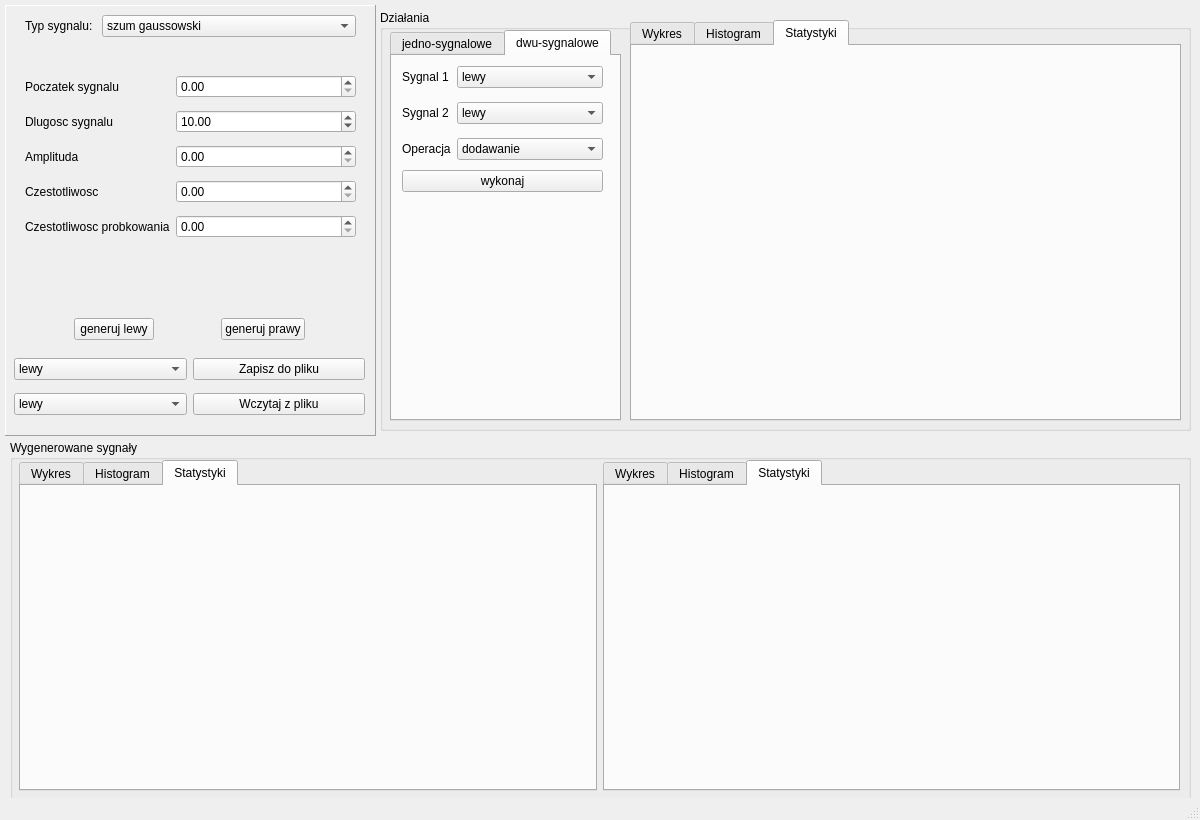
The window that gui/gui_design.ui (kwisnia/sygnaly) describes before a commit, drawn with Qt 5.
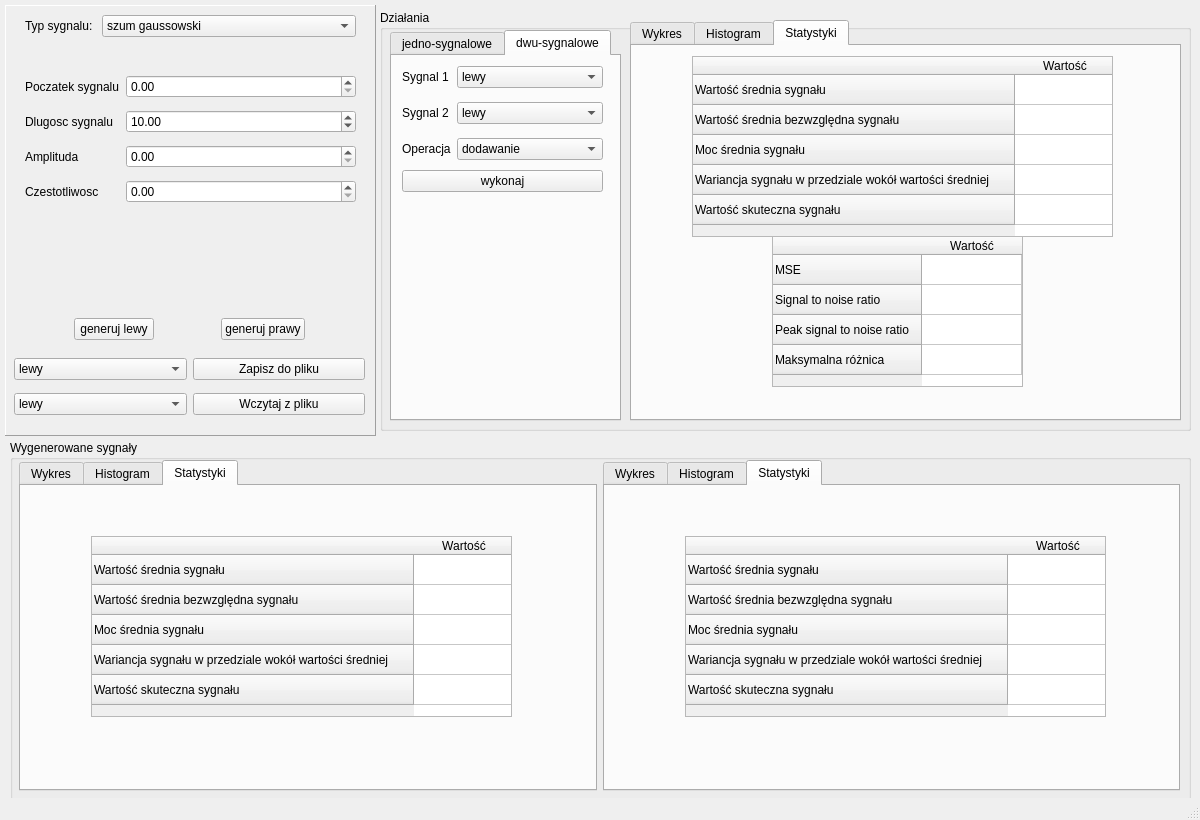
The same window after the commit. The open tabs and pages were chosen to show the change.

Patch:
```diff
--- a/gui/gui_design.ui
+++ b/gui/gui_design.ui
@@ -459,20 +459,6 @@
           </property>
          </widget>
         </item>
-        <item row="4" column="0">
-         <widget class="QLabel" name="czestotliwoscProbkowaniaLabel_3">
-          <property name="text">
-           <string>Czestotliwosc probkowania</string>
-          </property>
-         </widget>
-        </item>
-        <item row="4" column="1">
-         <widget class="QDoubleSpinBox" name="czestotliwoscProbkowaniaDoubleSpinBox_3">
-          <property name="maximum">
-           <double>100000.000000000000000</double>
-          </property>
-         </widget>
-        </item>
        </layout>
       </widget>
      </widget>
@@ -1322,61 +1308,6 @@
       </rect>
      </property>
      <layout class="QGridLayout" name="wygenerowaneLayout">
-      <item row="0" column="2">
-       <widget class="QTabWidget" name="prawyWygenerowaneTab">
-        <property name="currentIndex">
-         <number>2</number>
-        </property>
-        <widget class="QWidget" name="wykresPrawyWygenerowaneTab">
-         <attribute name="title">
-          <string>Wykres</string>
-         </attribute>
-         <widget class="QWidget" name="verticalLayoutWidget_8">
-          <property name="geometry">
-           <rect>
-            <x>10</x>
-            <y>10</y>
-            <width>551</width>
-            <height>291</height>
-           </rect>
-          </property>
-          <layout class="QVBoxLayout" name="wykresPrawyLayout"/>
-         </widget>
-        </widget>
-        <widget class="QWidget" name="histogramPrawyWygenerowaneTab">
-         <attribute name="title">
-          <string>Histogram</string>
-         </attribute>
-         <widget class="QWidget" name="verticalLayoutWidget_7">
-          <property name="geometry">
-           <rect>
-            <x>10</x>
-            <y>10</y>
-            <width>551</width>
-            <height>291</height>
-           </rect>
-          </property>
-          <layout class="QVBoxLayout" name="histogramPrawyLayout"/>
-         </widget>
-        </widget>
-        <widget class="QWidget" name="statystykiPrawyWygenerowaneTab">
-         <attribute name="title">
-          <string>Statystyki</string>
-         </attribute>
-         <widget class="QWidget" name="verticalLayoutWidget_4">
-          <property name="geometry">
-           <rect>
-            <x>10</x>
-            <y>10</y>
-            <width>551</width>
-            <height>291</height>
-           </rect>
-          </property>
-          <layout class="QVBoxLayout" name="statystykiPrawyLayout"/>
-         </widget>
-        </widget>
-       </widget>
-      </item>
       <item row="0" column="1">
        <widget class="QTabWidget" name="lewyWygenerowaneTab">
         <property name="currentIndex">
@@ -1425,16 +1356,177 @@
          <widget class="QWidget" name="verticalLayoutWidget_6">
           <property name="geometry">
            <rect>
-            <x>10</x>
-            <y>10</y>
-            <width>551</width>
-            <height>291</height>
+            <x>70</x>
+            <y>50</y>
+            <width>421</width>
+            <height>181</height>
            </rect>
           </property>
           <layout class="QVBoxLayout" name="statystykiLewyLayout">
-           <property name="spacing">
-            <number>0</number>
-           </property>
+           <item>
+            <widget class="QTableWidget" name="statystykiLewyWidget">
+             <row>
+              <property name="text">
+               <string>Wartość średnia sygnału</string>
+              </property>
+             </row>
+             <row>
+              <property name="text">
+               <string>Wartość średnia bezwzględna sygnału</string>
+              </property>
+             </row>
+             <row>
+              <property name="text">
+               <string>Moc średnia sygnału</string>
+              </property>
+             </row>
+             <row>
+              <property name="text">
+               <string>Wariancja sygnału w przedziale wokół wartości średniej</string>
+              </property>
+             </row>
+             <row>
+              <property name="text">
+               <string>Wartość skuteczna sygnału</string>
+              </property>
+             </row>
+             <column>
+              <property name="text">
+               <string>Wartość</string>
+              </property>
+             </column>
+             <item row="0" column="0">
+              <property name="text">
+               <string/>
+              </property>
+             </item>
+             <item row="1" column="0">
+              <property name="text">
+               <string/>
+              </property>
+             </item>
+             <item row="2" column="0">
+              <property name="text">
+               <string/>
+              </property>
+             </item>
+             <item row="3" column="0">
+              <property name="text">
+               <string/>
+              </property>
+             </item>
+            </widget>
+           </item>
+          </layout>
+         </widget>
+        </widget>
+       </widget>
+      </item>
+      <item row="0" column="2">
+       <widget class="QTabWidget" name="prawyWygenerowaneTab">
+        <property name="currentIndex">
+         <number>2</number>
+        </property>
+        <widget class="QWidget" name="wykresPrawyWygenerowaneTab">
+         <attribute name="title">
+          <string>Wykres</string>
+         </attribute>
+         <widget class="QWidget" name="verticalLayoutWidget_8">
+          <property name="geometry">
+           <rect>
+            <x>10</x>
+            <y>10</y>
+            <width>551</width>
+            <height>291</height>
+           </rect>
+          </property>
+          <layout class="QVBoxLayout" name="wykresPrawyLayout"/>
+         </widget>
+        </widget>
+        <widget class="QWidget" name="histogramPrawyWygenerowaneTab">
+         <attribute name="title">
+          <string>Histogram</string>
+         </attribute>
+         <widget class="QWidget" name="verticalLayoutWidget_7">
+          <property name="geometry">
+           <rect>
+            <x>10</x>
+            <y>10</y>
+            <width>551</width>
+            <height>291</height>
+           </rect>
+          </property>
+          <layout class="QVBoxLayout" name="histogramPrawyLayout"/>
+         </widget>
+        </widget>
+        <widget class="QWidget" name="statystykiPrawyWygenerowaneTab">
+         <attribute name="title">
+          <string>Statystyki</string>
+         </attribute>
+         <widget class="QWidget" name="verticalLayoutWidget_10">
+          <property name="geometry">
+           <rect>
+            <x>80</x>
+            <y>50</y>
+            <width>421</width>
+            <height>181</height>
+           </rect>
+          </property>
+          <layout class="QVBoxLayout" name="statystykiPrawyLayout">
+           <item>
+            <widget class="QTableWidget" name="statystykiPrawyWidget">
+             <row>
+              <property name="text">
+               <string>Wartość średnia sygnału</string>
+              </property>
+             </row>
+             <row>
+              <property name="text">
+               <string>Wartość średnia bezwzględna sygnału</string>
+              </property>
+             </row>
+             <row>
+              <property name="text">
+               <string>Moc średnia sygnału</string>
+              </property>
+             </row>
+             <row>
+              <property name="text">
+               <string>Wariancja sygnału w przedziale wokół wartości średniej</string>
+              </property>
+             </row>
+             <row>
+              <property name="text">
+               <string>Wartość skuteczna sygnału</string>
+              </property>
+             </row>
+             <column>
+              <property name="text">
+               <string>Wartość</string>
+              </property>
+             </column>
+             <item row="0" column="0">
+              <property name="text">
+               <string/>
+              </property>
+             </item>
+             <item row="1" column="0">
+              <property name="text">
+               <string/>
+              </property>
+             </item>
+             <item row="2" column="0">
+              <property name="text">
+               <string/>
+              </property>
+             </item>
+             <item row="3" column="0">
+              <property name="text">
+               <string/>
+              </property>
+             </item>
+            </widget>
+           </item>
           </layout>
          </widget>
         </widget>
@@ -1503,6 +1595,133 @@
       <attribute name="title">
        <string>Statystyki</string>
       </attribute>
+      <widget class="QWidget" name="verticalLayoutWidget_11">
+       <property name="geometry">
+        <rect>
+         <x>60</x>
+         <y>10</y>
+         <width>421</width>
+         <height>181</height>
+        </rect>
+       </property>
+       <layout class="QVBoxLayout" name="statystykiWynikowyLayout">
+        <item>
+         <widget class="QTableWidget" name="statystykiWynikowyWidget">
+          <row>
+           <property name="text">
+            <string>Wartość średnia sygnału</string>
+           </property>
+          </row>
+          <row>
+           <property name="text">
+            <string>Wartość średnia bezwzględna sygnału</string>
+           </property>
+          </row>
+          <row>
+           <property name="text">
+            <string>Moc średnia sygnału</string>
+           </property>
+          </row>
+          <row>
+           <property name="text">
+            <string>Wariancja sygnału w przedziale wokół wartości średniej</string>
+           </property>
+          </row>
+          <row>
+           <property name="text">
+            <string>Wartość skuteczna sygnału</string>
+           </property>
+          </row>
+          <column>
+           <property name="text">
+            <string>Wartość</string>
+           </property>
+          </column>
+          <item row="0" column="0">
+           <property name="text">
+            <string/>
+           </property>
+          </item>
+          <item row="1" column="0">
+           <property name="text">
+            <string/>
+           </property>
+          </item>
+          <item row="2" column="0">
+           <property name="text">
+            <string/>
+           </property>
+          </item>
+          <item row="3" column="0">
+           <property name="text">
+            <string/>
+           </property>
+          </item>
+         </widget>
+        </item>
+       </layout>
+      </widget>
+      <widget class="QWidget" name="verticalLayoutWidget_12">
+       <property name="geometry">
+        <rect>
+         <x>140</x>
+         <y>190</y>
+         <width>251</width>
+         <height>151</height>
+        </rect>
+       </property>
+       <layout class="QVBoxLayout" name="statystykiWynikowyExtraLayout">
+        <item>
+         <widget class="QTableWidget" name="statystykiWynikowyExtraWidget">
+          <row>
+           <property name="text">
+            <string>MSE</string>
+           </property>
+          </row>
+          <row>
+           <property name="text">
+            <string>Signal to noise ratio</string>
+           </property>
+          </row>
+          <row>
+           <property name="text">
+            <string>Peak signal to noise ratio</string>
+           </property>
+          </row>
+          <row>
+           <property name="text">
+            <string>Maksymalna różnica</string>
+           </property>
+          </row>
+          <column>
+           <property name="text">
+            <string>Wartość</string>
+           </property>
+          </column>
+          <item row="0" column="0">
+           <property name="text">
+            <string/>
+           </property>
+          </item>
+          <item row="1" column="0">
+           <property name="text">
+            <string/>
+           </property>
+          </item>
+          <item row="2" column="0">
+           <property name="text">
+            <string/>
+           </property>
+          </item>
+          <item row="3" column="0">
+           <property name="text">
+            <string/>
+           </property>
+          </item>
+         </widget>
+        </item>
+       </layout>
+      </widget>
      </widget>
     </widget>
     <widget class="QTabWidget" name="dzialaniaTab">
```
Left out of the diff: 30 changed lines with no effect on the pictures.
